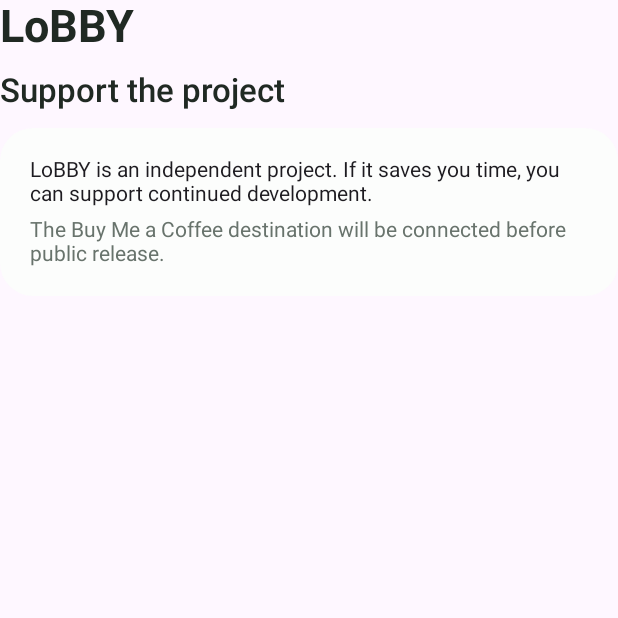
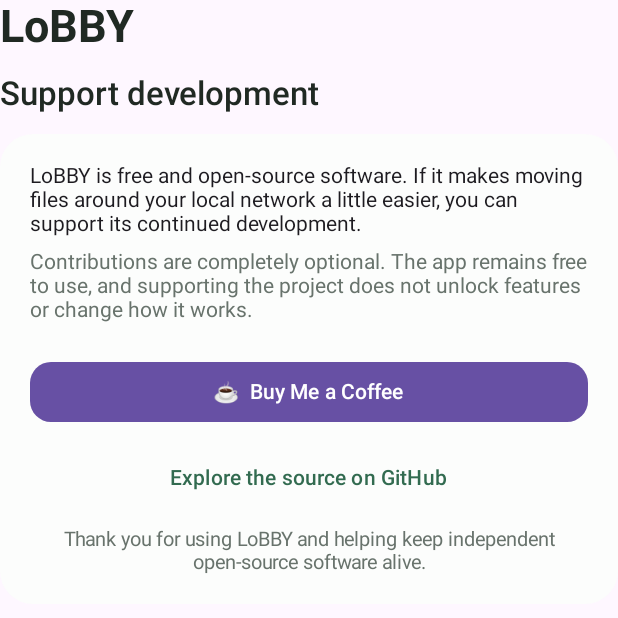
Before and after one commit to Code-xed/Local-Bridge, an Android app built with Jetpack Compose: the composable InfoPage called with empty values, on a phone screen of 412 x 824 dp, the top half of it. Run offline under Robolectric (Android 15) with nearby library versions, the phone set to English and light mode, and no system bars.

Commit message:
Revamp legal pages and open-source credits

```diff
--- a/app/src/main/java/app/localbridge/MainActivity.kt
+++ b/app/src/main/java/app/localbridge/MainActivity.kt
@@ -281,11 +281,34 @@ class MainActivity : ComponentActivity() {
 
 @Composable
 private fun InfoPage(page: String, modifier: Modifier = Modifier) {
-    Column(modifier.verticalScroll(rememberScrollState()), verticalArrangement = Arrangement.spacedBy(12.dp)) {
+    val context = androidx.compose.ui.platform.LocalContext.current
+
+    fun openLink(url: String) {
+        try {
+            context.startActivity(Intent(Intent.ACTION_VIEW, Uri.parse(url)))
+        } catch (_: Exception) {
+            // A browser or compatible app may not be available.
+        }
+    }
+
+    Column(
+        modifier.verticalScroll(rememberScrollState()),
+        verticalArrangement = Arrangement.spacedBy(14.dp)
+    ) {
         Text("LoBBY", fontSize = 30.sp, fontWeight = FontWeight.Bold, color = LobbyInk)
-        Text(when (page) { "privacy" -> "Privacy policy"; "credits" -> "Copyright & credits"; else -> "Support the project" }, fontSize = 22.sp, fontWeight = FontWeight.SemiBold, color = LobbyInk)
+        Text(
+            when (page) {
+                "privacy" -> "Privacy policy"
+                "credits" -> "About LoBBY"
+                else -> "Support development"
+            },
+            fontSize = 22.sp,
+            fontWeight = FontWeight.SemiBold,
+            color = LobbyInk
+        )
+
         Surface(color = LobbySurface, shape = RoundedCornerShape(22.dp)) {
-            Column(Modifier.padding(20.dp), verticalArrangement = Arrangement.spacedBy(8.dp)) {
+            Column(Modifier.padding(20.dp), verticalArrangement = Arrangement.spacedBy(9.dp)) {
                 when (page) {
                     "privacy" -> {
                         InfoHeading("Local-first operation")
@@ -298,19 +321,77 @@ private fun InfoPage(page: String, modifier: Modifier = Modifier) {
                         Text("This codebase contains no analytics or advertising integration. Android and included open-source libraries remain subject to their own platform and license terms. This policy must be updated if future versions add telemetry or external services.")
                     }
                     "credits" -> {
-                        Text("© 2026 LoBBY contributors. All rights reserved to their respective authors.")
-                        InfoHeading("Open-source components")
-                        Text("NanoHTTPD · BSD 3-Clause License\nAndroidX and Jetpack Compose · Apache License 2.0\nAndroidX DocumentFile · Apache License 2.0")
-                        InfoHeading("Project")
-                        Text("LoBBY is a local-network file sharing and transfer project. Third-party names and trademarks belong to their respective owners. See THIRD_PARTY_NOTICES.md and dependency license files for details.")
+                        InfoHeading("The project")
+                        Text("LoBBY is a local-network file sharing project built by Code-xed. It lets your Android device host a local server so other devices on the same network can access the folders you choose to share.")
+                        Text("Source code, issue tracking and project updates are available on GitHub.", color = LobbyMuted)
+                        Button(
+                            onClick = { openLink("https://github.com/Code-xed/Local-Bridge") },
+                            modifier = Modifier.fillMaxWidth(),
+                            shape = RoundedCornerShape(14.dp)
+                        ) {
+                            Text("View LoBBY on GitHub")
+                        }
+
+                        InfoHeading("Copyright")
+                        Text("Copyright © 2026 Code-xed. LoBBY's original source code and project documentation are distributed under the Apache License, Version 2.0.")
+                        Text("LoBBY is an independent project. Android, AndroidX, Jetpack Compose and all third-party product names are the property of their respective owners.", color = LobbyMuted, fontSize = 13.sp)
+
+                        InfoHeading("Open-source license")
+                        Text("LoBBY is free and open-source software licensed under Apache-2.0. You may use, modify and redistribute the project in accordance with the license terms. The full license is included with the source distribution.")
+                        OutlinedButton(
+                            onClick = { openLink("https://www.apache.org/licenses/LICENSE-2.0") },
+                            modifier = Modifier.fillMaxWidth(),
+                            shape = RoundedCornerShape(14.dp)
+                        ) {
+                            Text("Read Apache License 2.0")
+                        }
+
+                        InfoHeading("Open-source acknowledgements")
+                        Text("LoBBY is built with these open-source libraries:")
+                        FossCredit("NanoHTTPD 2.3.1", "BSD 3-Clause", "https://github.com/NanoHttpd/nanohttpd")
+                        FossCredit("AndroidX Core KTX 1.15.0", "Apache-2.0", "https://developer.android.com/jetpack/androidx/releases/core")
+                        FossCredit("AndroidX DocumentFile 1.0.1", "Apache-2.0", "https://developer.android.com/jetpack/androidx/releases/documentfile")
+                        FossCredit("AndroidX Activity Compose 1.10.0", "Apache-2.0", "https://developer.android.com/jetpack/androidx/releases/activity")
+                        FossCredit("Jetpack Compose UI and Material 3", "Apache-2.0", "https://developer.android.com/jetpack/compose")
+                        FossCredit("ZXing Core 3.5.3", "Apache-2.0", "https://github.com/zxing/zxing")
+                        Text("This is the direct-dependency summary. Transitive dependencies may carry additional notices. See THIRD_PARTY_NOTICES.md in the repository for details.", color = LobbyMuted, fontSize = 12.sp)
                     }
                     else -> {
-                        Text("LoBBY is an independent project. If it saves you time, you can support continued development.")
-                        Text("The Buy Me a Coffee destination will be connected before public release.", color = LobbyMuted)
+                        Text("LoBBY is free and open-source software. If it makes moving files around your local network a little easier, you can support its continued development.")
+                        Text("Contributions are completely optional. The app remains free to use, and supporting the project does not unlock features or change how it works.", color = LobbyMuted)
+                        Spacer(Modifier.height(4.dp))
+                        Button(
+                            onClick = { openLink("https://buymeacoffee.com/code.xed") },
+                            modifier = Modifier.fillMaxWidth(),
+                            shape = RoundedCornerShape(14.dp)
+                        ) {
+                            Text("☕  Buy Me a Coffee")
+                        }
+                        TextButton(
+                            onClick = { openLink("https://github.com/Code-xed/Local-Bridge") },
+                            modifier = Modifier.fillMaxWidth()
+                        ) {
+                            Text("Explore the source on GitHub", color = LobbyGreen)
+                        }
+                        Text("Thank you for using LoBBY and helping keep independent open-source software alive.", color = LobbyMuted, fontSize = 13.sp, textAlign = TextAlign.Center, modifier = Modifier.fillMaxWidth())
                     }
                 }
             }
         }
+    }
+}
+
+@Composable
+private fun FossCredit(name: String, license: String, url: String) {
+    val context = androidx.compose.ui.platform.LocalContext.current
+    Column(Modifier.fillMaxWidth().clickable {
+        try {
+            context.startActivity(Intent(Intent.ACTION_VIEW, Uri.parse(url)))
+        } catch (_: Exception) {
+        }
+    }.padding(vertical = 5.dp)) {
+        Text(name, fontWeight = FontWeight.Medium, color = LobbyInk)
+        Text("$license  ·  View project ↗", color = LobbyGreen, fontSize = 12.sp)
     }
 }
 
```
Also changed, not shown: 4 other files.
